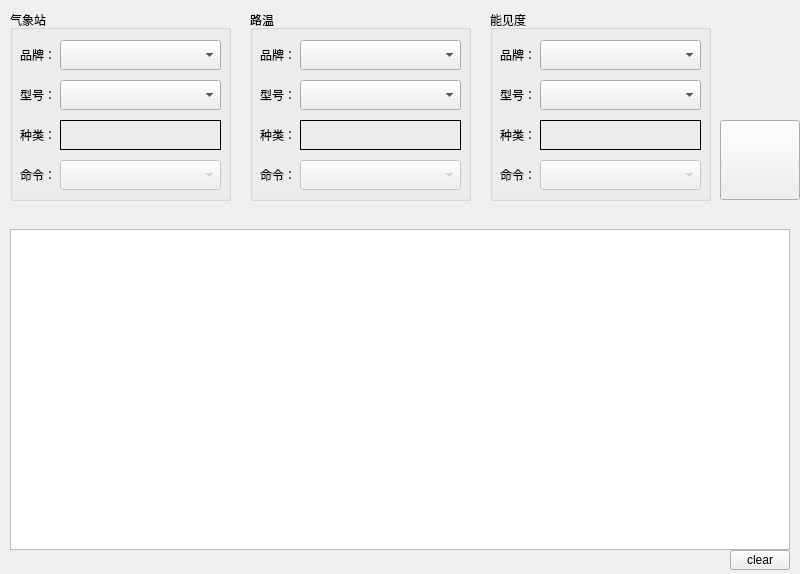
Above: widget.ui from luo286980460/utisDeviceServer before the change. Below: the same form after it.
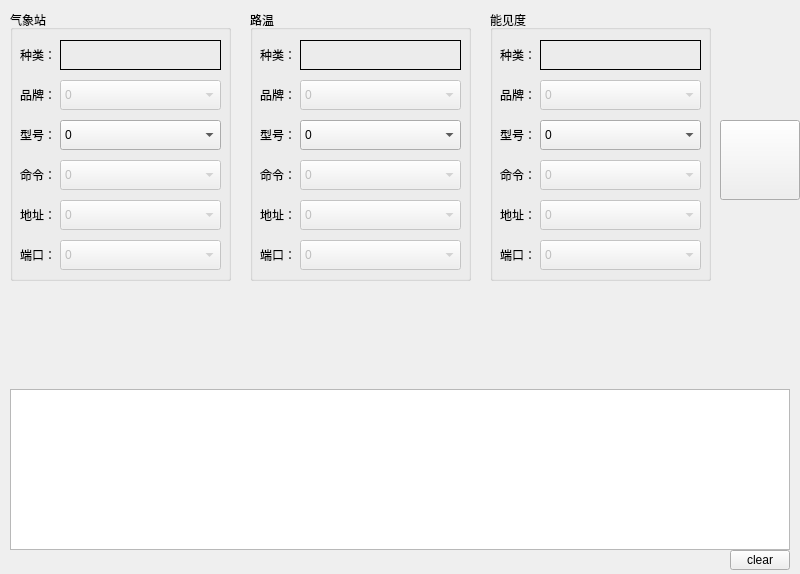
That is the form after the change. Icons and pictures are not drawn.

What changed in the file:
```diff
--- a/widget.ui
+++ b/widget.ui
@@ -17,9 +17,9 @@
    <property name="geometry">
     <rect>
      <x>10</x>
-     <y>229</y>
+     <y>389</y>
      <width>780</width>
-     <height>321</height>
+     <height>161</height>
     </rect>
    </property>
   </widget>
@@ -58,37 +58,50 @@
      <x>10</x>
      <y>10</y>
      <width>221</width>
-     <height>191</height>
+     <height>271</height>
     </rect>
    </property>
    <property name="title">
     <string>气象站</string>
    </property>
    <widget class="QComboBox" name="QiXiangZhanBrandCBox">
+    <property name="enabled">
+     <bool>false</bool>
+    </property>
     <property name="geometry">
      <rect>
       <x>50</x>
-      <y>30</y>
+      <y>70</y>
       <width>161</width>
       <height>30</height>
      </rect>
     </property>
+    <item>
+     <property name="text">
+      <string>0</string>
+     </property>
+    </item>
    </widget>
    <widget class="QComboBox" name="QiXiangZhanDevModelCBox">
     <property name="geometry">
      <rect>
       <x>50</x>
-      <y>70</y>
+      <y>110</y>
       <width>161</width>
       <height>30</height>
      </rect>
     </property>
+    <item>
+     <property name="text">
+      <string>0</string>
+     </property>
+    </item>
    </widget>
    <widget class="QLabel" name="label">
     <property name="geometry">
      <rect>
       <x>10</x>
-      <y>30</y>
+      <y>70</y>
       <width>40</width>
       <height>30</height>
      </rect>
@@ -97,24 +110,11 @@
      <string>品牌：</string>
     </property>
    </widget>
-   <widget class="QLabel" name="label_3">
-    <property name="geometry">
-     <rect>
-      <x>10</x>
-      <y>110</y>
-      <width>40</width>
-      <height>30</height>
-     </rect>
-    </property>
-    <property name="text">
-     <string>种类：</string>
-    </property>
-   </widget>
    <widget class="QLabel" name="label_2">
     <property name="geometry">
      <rect>
       <x>10</x>
-      <y>70</y>
+      <y>110</y>
       <width>40</width>
       <height>30</height>
      </rect>
@@ -123,22 +123,6 @@
      <string>型号：</string>
     </property>
    </widget>
-   <widget class="QLabel" name="QiXiangZhanLabel">
-    <property name="geometry">
-     <rect>
-      <x>50</x>
-      <y>110</y>
-      <width>161</width>
-      <height>30</height>
-     </rect>
-    </property>
-    <property name="frameShape">
-     <enum>QFrame::Box</enum>
-    </property>
-    <property name="text">
-     <string/>
-    </property>
-   </widget>
    <widget class="QLabel" name="label_4">
     <property name="geometry">
      <rect>
@@ -164,6 +148,102 @@
       <height>30</height>
      </rect>
     </property>
+    <item>
+     <property name="text">
+      <string>0</string>
+     </property>
+    </item>
+   </widget>
+   <widget class="QLabel" name="label_7">
+    <property name="geometry">
+     <rect>
+      <x>10</x>
+      <y>190</y>
+      <width>40</width>
+      <height>30</height>
+     </rect>
+    </property>
+    <property name="text">
+     <string>地址：</string>
+    </property>
+   </widget>
+   <widget class="QLabel" name="label_11">
+    <property name="geometry">
+     <rect>
+      <x>10</x>
+      <y>230</y>
+      <width>40</width>
+      <height>30</height>
+     </rect>
+    </property>
+    <property name="text">
+     <string>端口：</string>
+    </property>
+   </widget>
+   <widget class="QComboBox" name="QiXiangZhanIpCBox">
+    <property name="enabled">
+     <bool>false</bool>
+    </property>
+    <property name="geometry">
+     <rect>
+      <x>50</x>
+      <y>190</y>
+      <width>161</width>
+      <height>30</height>
+     </rect>
+    </property>
+    <item>
+     <property name="text">
+      <string>0</string>
+     </property>
+    </item>
+   </widget>
+   <widget class="QComboBox" name="QiXiangZhanPortCBox">
+    <property name="enabled">
+     <bool>false</bool>
+    </property>
+    <property name="geometry">
+     <rect>
+      <x>50</x>
+      <y>230</y>
+      <width>161</width>
+      <height>30</height>
+     </rect>
+    </property>
+    <item>
+     <property name="text">
+      <string>0</string>
+     </property>
+    </item>
+   </widget>
+   <widget class="QLabel" name="QiXiangZhanLabel">
+    <property name="geometry">
+     <rect>
+      <x>50</x>
+      <y>30</y>
+      <width>161</width>
+      <height>30</height>
+     </rect>
+    </property>
+    <property name="frameShape">
+     <enum>QFrame::Box</enum>
+    </property>
+    <property name="text">
+     <string/>
+    </property>
+   </widget>
+   <widget class="QLabel" name="label_3">
+    <property name="geometry">
+     <rect>
+      <x>10</x>
+      <y>30</y>
+      <width>40</width>
+      <height>30</height>
+     </rect>
+    </property>
+    <property name="text">
+     <string>种类：</string>
+    </property>
    </widget>
   </widget>
   <widget class="QGroupBox" name="LuWenGBox">
@@ -172,37 +252,50 @@
      <x>250</x>
      <y>10</y>
      <width>221</width>
-     <height>191</height>
+     <height>271</height>
     </rect>
    </property>
    <property name="title">
     <string>路温</string>
    </property>
    <widget class="QComboBox" name="LuWenBrandCBox">
+    <property name="enabled">
+     <bool>false</bool>
+    </property>
     <property name="geometry">
      <rect>
       <x>50</x>
-      <y>30</y>
+      <y>70</y>
       <width>161</width>
       <height>30</height>
      </rect>
     </property>
+    <item>
+     <property name="text">
+      <string>0</string>
+     </property>
+    </item>
    </widget>
    <widget class="QComboBox" name="LuWenDevModelCBox">
     <property name="geometry">
      <rect>
       <x>50</x>
-      <y>70</y>
+      <y>110</y>
       <width>161</width>
       <height>30</height>
      </rect>
     </property>
+    <item>
+     <property name="text">
+      <string>0</string>
+     </property>
+    </item>
    </widget>
    <widget class="QLabel" name="label_8">
     <property name="geometry">
      <rect>
       <x>10</x>
-      <y>30</y>
+      <y>70</y>
       <width>40</width>
       <height>30</height>
      </rect>
@@ -211,24 +304,11 @@
      <string>品牌：</string>
     </property>
    </widget>
-   <widget class="QLabel" name="label_9">
-    <property name="geometry">
-     <rect>
-      <x>10</x>
-      <y>110</y>
-      <width>40</width>
-      <height>30</height>
-     </rect>
-    </property>
-    <property name="text">
-     <string>种类：</string>
-    </property>
-   </widget>
    <widget class="QLabel" name="label_10">
     <property name="geometry">
      <rect>
       <x>10</x>
-      <y>70</y>
+      <y>110</y>
       <width>40</width>
       <height>30</height>
      </rect>
@@ -237,22 +317,6 @@
      <string>型号：</string>
     </property>
    </widget>
-   <widget class="QLabel" name="LuWenLabel">
-    <property name="geometry">
-     <rect>
-      <x>50</x>
-      <y>110</y>
-      <width>161</width>
-      <height>30</height>
-     </rect>
-    </property>
-    <property name="frameShape">
-     <enum>QFrame::Box</enum>
-    </property>
-    <property name="text">
-     <string/>
-    </property>
-   </widget>
    <widget class="QLabel" name="label_5">
     <property name="geometry">
      <rect>
@@ -278,6 +342,102 @@
       <height>30</height>
      </rect>
     </property>
+    <item>
+     <property name="text">
+      <string>0</string>
+     </property>
+    </item>
+   </widget>
+   <widget class="QLabel" name="label_12">
+    <property name="geometry">
+     <rect>
+      <x>10</x>
+      <y>190</y>
+      <width>40</width>
+      <height>30</height>
+     </rect>
+    </property>
+    <property name="text">
+     <string>地址：</string>
+    </property>
+   </widget>
+   <widget class="QLabel" name="label_13">
+    <property name="geometry">
+     <rect>
+      <x>10</x>
+      <y>230</y>
+      <width>40</width>
+      <height>30</height>
+     </rect>
+    </property>
+    <property name="text">
+     <string>端口：</string>
+    </property>
+   </widget>
+   <widget class="QComboBox" name="LuWenIpCBox">
+    <property name="enabled">
+     <bool>false</bool>
+    </property>
+    <property name="geometry">
+     <rect>
+      <x>50</x>
+      <y>190</y>
+      <width>161</width>
+      <height>30</height>
+     </rect>
+    </property>
+    <item>
+     <property name="text">
+      <string>0</string>
+     </property>
+    </item>
+   </widget>
+   <widget class="QComboBox" name="LuWenPortCBox">
+    <property name="enabled">
+     <bool>false</bool>
+    </property>
+    <property name="geometry">
+     <rect>
+      <x>50</x>
+      <y>230</y>
+      <width>161</width>
+      <height>30</height>
+     </rect>
+    </property>
+    <item>
+     <property name="text">
+      <string>0</string>
+     </property>
+    </item>
+   </widget>
+   <widget class="QLabel" name="LuWenLabel">
+    <property name="geometry">
+     <rect>
+      <x>50</x>
+      <y>30</y>
+      <width>161</width>
+      <height>30</height>
+     </rect>
+    </property>
+    <property name="frameShape">
+     <enum>QFrame::Box</enum>
+    </property>
+    <property name="text">
+     <string/>
+    </property>
+   </widget>
+   <widget class="QLabel" name="label_9">
+    <property name="geometry">
+     <rect>
+      <x>10</x>
+      <y>30</y>
+      <width>40</width>
+      <height>30</height>
+     </rect>
+    </property>
+    <property name="text">
+     <string>种类：</string>
+    </property>
    </widget>
   </widget>
   <widget class="QGroupBox" name="NengJianDuGBox">
@@ -286,37 +446,50 @@
      <x>490</x>
      <y>10</y>
      <width>221</width>
-     <height>191</height>
+     <height>271</height>
     </rect>
    </property>
    <property name="title">
     <string>能见度</string>
    </property>
    <widget class="QComboBox" name="NengJianDuBrandCBox">
+    <property name="enabled">
+     <bool>false</bool>
+    </property>
     <property name="geometry">
      <rect>
       <x>50</x>
-      <y>30</y>
+      <y>70</y>
       <width>161</width>
       <height>30</height>
      </rect>
     </property>
+    <item>
+     <property name="text">
+      <string>0</string>
+     </property>
+    </item>
    </widget>
    <widget class="QComboBox" name="NengJianDuDevModelCBox">
     <property name="geometry">
      <rect>
       <x>50</x>
-      <y>70</y>
+      <y>110</y>
       <width>161</width>
       <height>30</height>
      </rect>
     </property>
+    <item>
+     <property name="text">
+      <string>0</string>
+     </property>
+    </item>
    </widget>
    <widget class="QLabel" name="label_16">
     <property name="geometry">
      <rect>
       <x>10</x>
-      <y>30</y>
+      <y>70</y>
       <width>40</width>
       <height>30</height>
      </rect>
@@ -325,24 +498,11 @@
      <string>品牌：</string>
     </property>
    </widget>
-   <widget class="QLabel" name="label_17">
-    <property name="geometry">
-     <rect>
-      <x>10</x>
-      <y>110</y>
-      <width>40</width>
-      <height>30</height>
-     </rect>
-    </property>
-    <property name="text">
-     <string>种类：</string>
-    </property>
-   </widget>
    <widget class="QLabel" name="label_18">
     <property name="geometry">
      <rect>
       <x>10</x>
-      <y>70</y>
+      <y>110</y>
       <width>40</width>
       <height>30</height>
      </rect>
@@ -351,22 +511,6 @@
      <string>型号：</string>
     </property>
    </widget>
-   <widget class="QLabel" name="NengJianDuLabel">
-    <property name="geometry">
-     <rect>
-      <x>50</x>
-      <y>110</y>
-      <width>161</width>
-      <height>30</height>
-     </rect>
-    </property>
-    <property name="frameShape">
-     <enum>QFrame::Box</enum>
-    </property>
-    <property name="text">
-     <string/>
-    </property>
-   </widget>
    <widget class="QLabel" name="label_6">
     <property name="geometry">
      <rect>
@@ -391,6 +535,102 @@
       <width>161</width>
       <height>30</height>
      </rect>
+    </property>
+    <item>
+     <property name="text">
+      <string>0</string>
+     </property>
+    </item>
+   </widget>
+   <widget class="QLabel" name="label_14">
+    <property name="geometry">
+     <rect>
+      <x>10</x>
+      <y>190</y>
+      <width>40</width>
+      <height>30</height>
+     </rect>
+    </property>
+    <property name="text">
+     <string>地址：</string>
+    </property>
+   </widget>
+   <widget class="QLabel" name="label_15">
+    <property name="geometry">
+     <rect>
+      <x>10</x>
+      <y>230</y>
+      <width>40</width>
+      <height>30</height>
+     </rect>
+    </property>
+    <property name="text">
+     <string>端口：</string>
+    </property>
+   </widget>
+   <widget class="QComboBox" name="NengJianDuIpCBox">
+    <property name="enabled">
+     <bool>false</bool>
+    </property>
+    <property name="geometry">
+     <rect>
+      <x>50</x>
+      <y>190</y>
+      <width>161</width>
+      <height>30</height>
+     </rect>
+    </property>
+    <item>
+     <property name="text">
+      <string>0</string>
+     </property>
+    </item>
+   </widget>
+   <widget class="QComboBox" name="NengJianDuPortCBox">
+    <property name="enabled">
+     <bool>false</bool>
+    </property>
+    <property name="geometry">
+     <rect>
+      <x>50</x>
+      <y>230</y>
+      <width>161</width>
+      <height>30</height>
+     </rect>
+    </property>
+    <item>
+     <property name="text">
+      <string>0</string>
+     </property>
+    </item>
+   </widget>
+   <widget class="QLabel" name="label_17">
+    <property name="geometry">
+     <rect>
+      <x>10</x>
+      <y>30</y>
+      <width>40</width>
+      <height>30</height>
+     </rect>
+    </property>
+    <property name="text">
+     <string>种类：</string>
+    </property>
+   </widget>
+   <widget class="QLabel" name="NengJianDuLabel">
+    <property name="geometry">
+     <rect>
+      <x>50</x>
+      <y>30</y>
+      <width>161</width>
+      <height>30</height>
+     </rect>
+    </property>
+    <property name="frameShape">
+     <enum>QFrame::Box</enum>
+    </property>
+    <property name="text">
+     <string/>
     </property>
    </widget>
   </widget>
```
